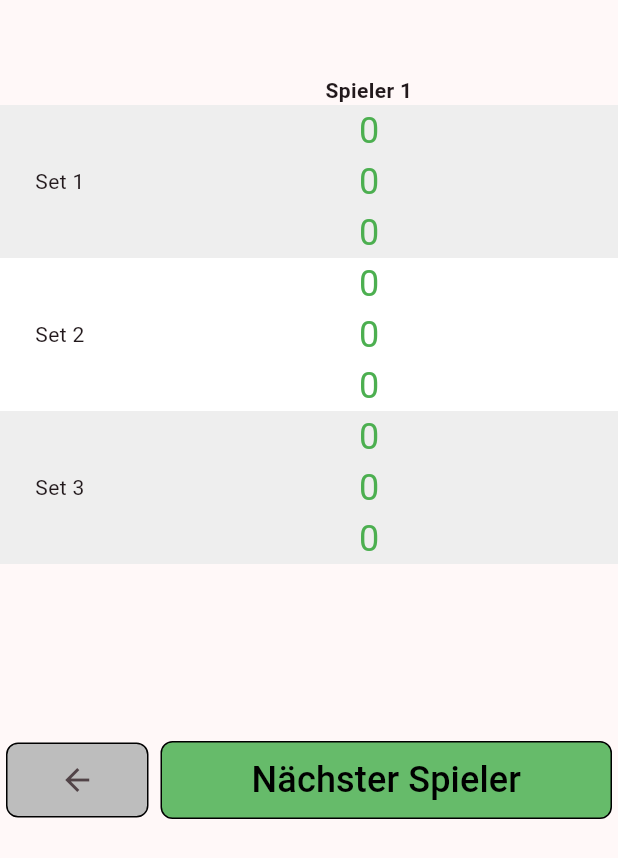
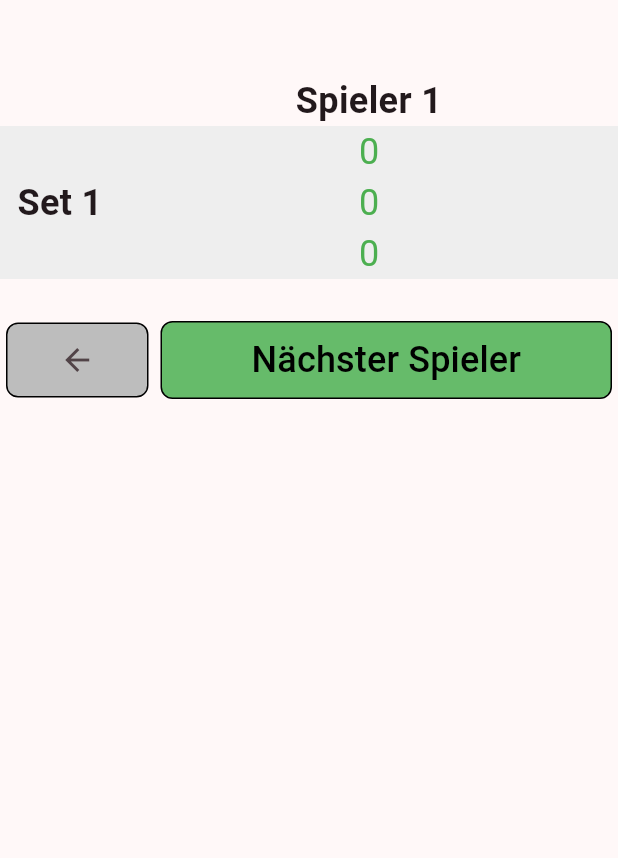
Before and after one commit to PassiSchoppi/DartPilot, a Flutter app: the ZwischenBild screen opened directly, on a phone screen of 412 x 824 dp. Shown: the top 858 px of the screen. Run offline on Flutter 3.47's test engine with Material 3 defaults, Android fonts, the phone set to English and light mode, and no system bars; missing offline and left inert: dart:ffi.

Commit message:
fix ZwischenTabelle

```diff
--- a/lib/game.dart
+++ b/lib/game.dart
@@ -1,3 +1,5 @@
+import 'dart:ffi';
+
 import 'package:dartpilot/game_active_stats.dart';
 import 'package:flutter/material.dart';
 import 'package:provider/provider.dart';
@@ -5,7 +7,7 @@ import 'package:provider/provider.dart';
 import 'game_data.dart';
 import 'game_point_selector.dart';
 
-Widget generateNavigationRow(BuildContext context) {
+Widget generateNavigationRow(BuildContext context, bool fromZwischenScreen) {
   GameData gameData = GameData();
 
   return Row(
@@ -46,7 +48,9 @@ Widget generateNavigationRow(BuildContext context) {
                 context,
                 MaterialPageRoute(builder: (context) => GameScreen()),
               );
-              gameData.nextPlayer(context);
+              if(!fromZwischenScreen) {
+                gameData.nextPlayer(context);
+              }
             },
             child: Text(
               "Nächster Spieler",
@@ -76,7 +80,7 @@ class GameScreen extends StatelessWidget {
               SizedBox(height: 40),
               Consumer<GameData>(builder: (context, gameData, child) {return PointSelector();}),
               SizedBox(height: 40),
-              generateNavigationRow(context),
+              generateNavigationRow(context, false),
               SizedBox(height: 20),
             ],
           ),
--- a/lib/game_data.dart
+++ b/lib/game_data.dart
@@ -143,7 +143,7 @@ class GameData with ChangeNotifier {
       }
     }
     notifyListeners();
-    print(playerScoresByLeg);
+    // print(playerScoresByLeg);
   }
 
   void generateScoreByRound() {
--- a/lib/zwischenBild.dart
+++ b/lib/zwischenBild.dart
@@ -8,15 +8,15 @@ import 'game_point_selector.dart';
 import 'package:flutter/material.dart';
 
 Widget generateTable(GameData gameData, BuildContext context) {
-  return Container(
-    height: (gameData.activeSet+1)*500,//220,
+  return SizedBox(
+    height: (gameData.activeSet + 1) * 220,
     child: Column(
       crossAxisAlignment: CrossAxisAlignment.start,
       children: [
         // First row with player names
         Row(
           children: [
-            SizedBox(width: 80), // Adjust the width as needed for spacing
+            const SizedBox(width: 80), // Adjust the width as needed for spacing
             for (var i = 0; i < gameData.numberOfPlayers; i++)
               Expanded(
                 child: Container(
@@ -24,7 +24,8 @@ Widget generateTable(GameData gameData, BuildContext context) {
                   child: Text(
                     gameData.playerNames[i],
                     textAlign: TextAlign.center,
-                    style: TextStyle(fontWeight: FontWeight.bold),
+                    style: const TextStyle(
+                        fontWeight: FontWeight.bold, fontSize: 24),
                   ),
                 ),
               ),
@@ -33,10 +34,13 @@ Widget generateTable(GameData gameData, BuildContext context) {
         // Table body with scores
         Expanded(
           child: ListView.builder(
-            itemCount: GameData.NUMBER_OF_SETS, // Assuming all players have the same number of sets
-            itemBuilder: (BuildContext context, int index) {
+              itemCount: GameData
+                  .NUMBER_OF_SETS, // Assuming all players have the same number of sets
+              itemBuilder: (BuildContext context, int set_index) {
+                if (set_index < gameData.activeSet+1) {
                   // Check if the current row is odd or even to apply different background colors
-              final Color? backgroundColor = index % 2 == 0 ? Colors.grey[200] : Colors.white;
+                  final Color? backgroundColor =
+                      set_index % 2 == 0 ? Colors.grey[200] : Colors.white;
                   return Container(
                     color: backgroundColor,
                     child: Row(
@@ -46,22 +50,30 @@ Widget generateTable(GameData gameData, BuildContext context) {
                           width: 80, // Adjust width as needed
                           alignment: Alignment.center,
                           child: Text(
-                        'Set ${index + 1}',
+                            'Set ${set_index + 1}',
                             textAlign: TextAlign.center,
+                            style: const TextStyle(
+                                fontWeight: FontWeight.bold, fontSize: 24),
                           ),
                         ),
                         // Player scores for each leg
-                    for (var i = 0; i < gameData.numberOfPlayers; i++)
+                        for (var player_id = 0;
+                            player_id < gameData.numberOfPlayers;
+                            player_id++)
                           Expanded(
                             child: Column(
                               children: [
-                            for (var setScores in gameData.playerScoresByLeg[i])
+                                for (var setScores in gameData
+                                    .playerScoresByLeg[player_id][set_index])
                                   Container(
                                     alignment: Alignment.center,
                                     child: Text(
-                                  style: TextStyle(fontSize: 24, color: setScores[index]==0 ? Colors.green : Colors.black),
-                                    setScores[index].toString()
-                                ),
+                                        style: TextStyle(
+                                            fontSize: 24,
+                                            color: setScores == 0
+                                                ? Colors.green
+                                                : Colors.black26),
+                                        setScores.toString()),
                                   ),
                               ],
                             ),
@@ -69,15 +81,14 @@ Widget generateTable(GameData gameData, BuildContext context) {
                       ],
                     ),
                   );
-            },
+                }
+              }),
         ),
-        ),
-        generateNavigationRow(context),
+        generateNavigationRow(context, true),
       ],
     ),
   );
 }
-
 
 class ZwischenBild extends StatelessWidget {
   GameData gameData = GameData();
@@ -86,14 +97,10 @@ class ZwischenBild extends StatelessWidget {
   Widget build(BuildContext context) {
     return Scaffold(
       body: SingleChildScrollView(
-        child: Column(
-        children: [
+          child: Column(children: [
         SizedBox(height: 50),
         generateTable(gameData, context),
-        ]
-        )
-
-      ),
+      ])),
     );
   }
 }
```
Lines whose indentation alone changed are shown as unchanged.
